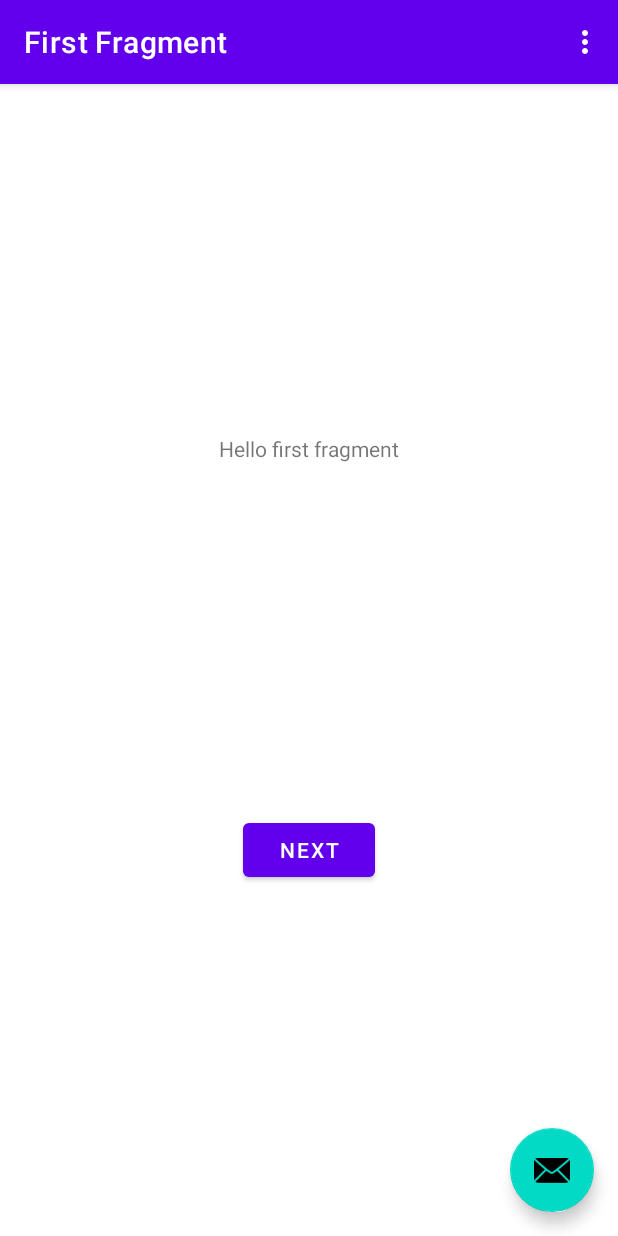
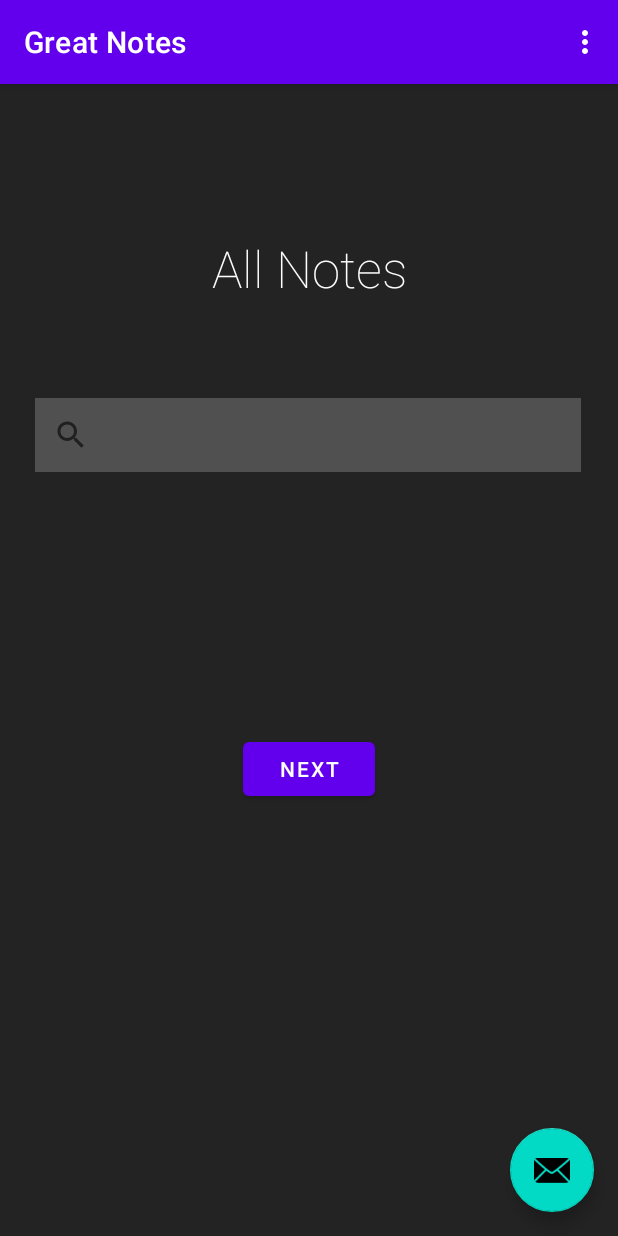
Before and after one commit to xyronic15/SOFE4640U-Mobile-App-Dev-Labs, an Android app: the screen it shows after launch (MainActivity), on a phone screen of 412 x 824 dp. Run offline under Robolectric (Android 15) with nearby library versions, the light colour scheme and no system bars; our stand-ins replace navigation-ui.

Commit message:
Added search bar and app name in title

```diff
--- a/Lab 1/app/src/main/java/com/example/notesapp/MainActivity.java
+++ b/Lab 1/app/src/main/java/com/example/notesapp/MainActivity.java
@@ -17,6 +17,8 @@ import com.example.notesapp.databinding.ActivityMainBinding;
 
 import android.view.Menu;
 import android.view.MenuItem;
+
+import java.util.zip.Inflater;
 
 public class MainActivity extends AppCompatActivity {
 
--- a/Lab 1/app/src/main/res/layout/fragment_first.xml
+++ b/Lab 1/app/src/main/res/layout/fragment_first.xml
@@ -4,14 +4,20 @@
     xmlns:tools="http://schemas.android.com/tools"
     android:layout_width="match_parent"
     android:layout_height="match_parent"
+    android:background="#232323"
     tools:context=".FirstFragment">
 
     <TextView
-        android:id="@+id/textview_first"
+        android:id="@+id/all_notes_title"
         android:layout_width="wrap_content"
         android:layout_height="wrap_content"
-        android:text="@string/hello_first_fragment"
-        app:layout_constraintBottom_toTopOf="@id/button_first"
+        android:layout_marginTop="100dp"
+        android:fontFamily="sans-serif-thin"
+        android:text="@string/all_notes_title"
+        android:textAppearance="@style/TextAppearance.AppCompat.Large"
+        android:textColor="#FFFFFF"
+        android:textSize="34sp"
+        android:typeface="normal"
         app:layout_constraintEnd_toEndOf="parent"
         app:layout_constraintStart_toStartOf="parent"
         app:layout_constraintTop_toTopOf="parent" />
@@ -24,5 +30,16 @@
         app:layout_constraintBottom_toBottomOf="parent"
         app:layout_constraintEnd_toEndOf="parent"
         app:layout_constraintStart_toStartOf="parent"
-        app:layout_constraintTop_toBottomOf="@id/textview_first" />
+        app:layout_constraintTop_toBottomOf="@id/all_notes_title" />
+
+    <SearchView
+        android:id="@+id/search_bar"
+        android:layout_width="364dp"
+        android:layout_height="49dp"
+        android:layout_marginTop="64dp"
+        android:background="#505050"
+        app:layout_constraintEnd_toEndOf="parent"
+        app:layout_constraintHorizontal_bias="0.489"
+        app:layout_constraintStart_toStartOf="parent"
+        app:layout_constraintTop_toBottomOf="@+id/all_notes_title" />
 </androidx.constraintlayout.widget.ConstraintLayout>
--- a/Lab 1/app/src/main/res/values/strings.xml
+++ b/Lab 1/app/src/main/res/values/strings.xml
@@ -1,12 +1,12 @@
 <resources>
-    <string name="app_name">Notes App</string>
+    <string name="app_name">Great Notes</string>
     <string name="action_settings">Settings</string>
     <!-- Strings used for fragments for navigation -->
-    <string name="first_fragment_label">First Fragment</string>
+    <string name="first_fragment_label">Great Notes</string>
     <string name="second_fragment_label">Second Fragment</string>
     <string name="next">Next</string>
     <string name="previous">Previous</string>
 
-    <string name="hello_first_fragment">Hello first fragment</string>
+    <string name="all_notes_title">All Notes</string>
     <string name="hello_second_fragment">Hello second fragment. Arg: %1$s</string>
 </resources>
```
